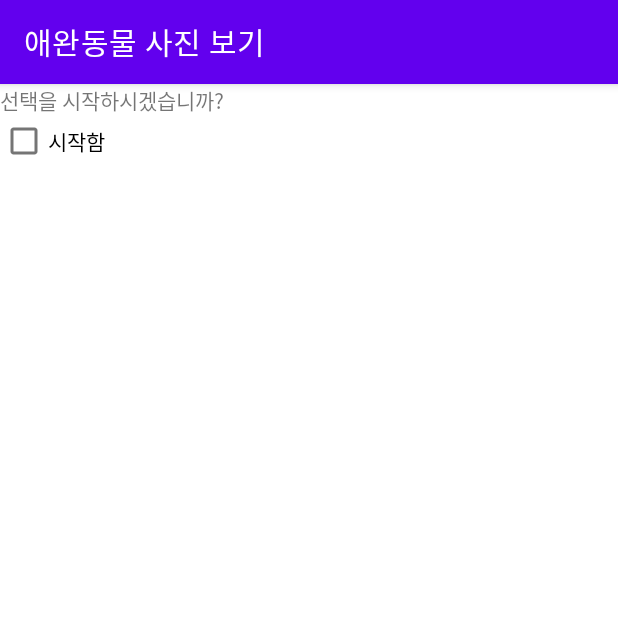
After one commit to m6ydz642/LearnAndroid, an Android app: the AnimalActivity screen opened directly, with no data from a screen before it, on a phone screen of 412 x 824 dp, the top half of it. The commit adds this screen. Run offline under Robolectric (Android 15) with nearby library versions, the phone set to English and light mode, and no system bars.

Commit message:
애완동물 사진보기 뷰 완료

```diff
--- a/app/src/main/AndroidManifest.xml
+++ b/app/src/main/AndroidManifest.xml
@@ -22,6 +22,7 @@
         <activity android:name=".SubActivity" />
         <activity android:name=".CalcActivity" />
         <activity android:name=".CheckBoxActivity" />
+        <activity android:name=".AnimalActivity" />
     </application>
 
 </manifest>
--- /dev/null
+++ b/app/src/main/java/com/example/learnandroid/AnimalActivity.java
@@ -0,0 +1,79 @@
+package com.example.learnandroid;
+
+import android.os.Bundle;
+import android.view.View;
+import android.widget.Button;
+import android.widget.CheckBox;
+import android.widget.CompoundButton;
+import android.widget.ImageView;
+import android.widget.RadioButton;
+import android.widget.RadioGroup;
+import android.widget.TextView;
+import android.widget.Toast;
+
+import androidx.appcompat.app.AppCompatActivity;
+
+public class AnimalActivity extends AppCompatActivity
+{
+    @Override
+    protected void onCreate(Bundle savedInstanceState) {
+        super.onCreate(savedInstanceState);
+        setContentView(R.layout.activity_animal);
+
+        TextView text1, text2;
+        CheckBox chkAgree;
+        RadioGroup rdoGroup;
+        RadioButton rdbDog, rdbCat, rdbRabbit;
+        Button btnOk;
+        ImageView imgPet;
+
+        setTitle("애완동물 사진 보기");
+
+        text1 = (TextView) findViewById(R.id.Text1);
+        chkAgree = (CheckBox)findViewById(R.id.chkAgree) ;
+        text2 = (TextView) findViewById(R.id.Text2);
+
+        rdoGroup = (RadioGroup) findViewById(R.id.rdoGroup1);
+        rdbDog = (RadioButton) findViewById(R.id.rdbDog);
+        rdbCat = (RadioButton) findViewById(R.id.rdbCat);
+        rdbRabbit = (RadioButton) findViewById(R.id.rdbRabbit);
+
+        btnOk = (Button)findViewById(R.id.btnOk);
+        imgPet = (ImageView) findViewById(R.id.imgPet);
+
+        chkAgree.setOnCheckedChangeListener(new CompoundButton.OnCheckedChangeListener() {
+            @Override
+            public void onCheckedChanged(CompoundButton buttonView, boolean isChecked) {
+                if (chkAgree.isChecked()){
+                    text2.setVisibility(View.VISIBLE);
+                    rdoGroup.setVisibility(View.VISIBLE);
+                    btnOk.setVisibility(View.VISIBLE);
+                    imgPet.setVisibility(View.VISIBLE);
+                }else{
+                    text2.setVisibility(View.INVISIBLE);
+                    rdoGroup.setVisibility(View.INVISIBLE);
+                    btnOk.setVisibility(View.INVISIBLE);
+                    imgPet.setVisibility(View.INVISIBLE);
+                }
+            }
+        });
+
+        btnOk.setOnClickListener(new View.OnClickListener(){
+
+            @Override
+            public void onClick(View v) {
+                switch (rdoGroup.getCheckedRadioButtonId()){
+                    case R.id.rdbDog:
+                        imgPet.setImageResource(R.drawable.dog);
+                        break;
+                    case R.id.rdbCat:
+                        imgPet.setImageResource(R.drawable.cat);
+                    case R.id.rdbRabbit:
+                        imgPet.setImageResource(R.drawable.rabbit);
+                    default:
+                        Toast.makeText(getApplicationContext(), "동물을 먼저 선택하세요", Toast.LENGTH_SHORT).show();
+                }
+            }
+        });
+    }
+}
--- a/app/src/main/java/com/example/learnandroid/MainActivity.java
+++ b/app/src/main/java/com/example/learnandroid/MainActivity.java
@@ -19,7 +19,16 @@ public class MainActivity extends AppCompatActivity {
 
         Button subpagebutton = (Button)findViewById(R.id.subactivitybutton);
         Button btnClickCheckboxActivity = (Button)findViewById(R.id.btnCheckBoxActivity);
+        Button btnAnimalActivity = (Button)findViewById(R.id.btnAnimalActivity);
 
+        btnAnimalActivity.setOnClickListener(new View.OnClickListener(){
+
+            @Override
+            public void onClick(View v) {
+                Intent intent = new Intent(getApplicationContext(), AnimalActivity.class);
+                startActivity(intent);
+            }
+        });
         subpagebutton.setOnClickListener(new View.OnClickListener() {
             @Override
             public void onClick(View view) {
--- /dev/null
+++ b/app/src/main/res/layout/activity_animal.xml
@@ -0,0 +1,77 @@
+<?xml version="1.0" encoding="utf-8"?>
+<androidx.constraintlayout.widget.ConstraintLayout
+    xmlns:android="http://schemas.android.com/apk/res/android"
+    xmlns:app="http://schemas.android.com/apk/res-auto"
+    xmlns:tools="http://schemas.android.com/tools"
+    android:layout_width="match_parent"
+    android:layout_height="match_parent">
+
+    <TextView
+        android:id="@+id/Text1"
+        android:layout_width="wrap_content"
+        android:layout_height="wrap_content"
+        android:text="선택을 시작하시겠습니까?" />
+
+    <CheckBox
+        android:id="@+id/chkAgree"
+        android:layout_width="75dp"
+        android:layout_height="34dp"
+        android:text="시작함"
+        app:layout_constraintTop_toBottomOf="@+id/Text1"
+        tools:layout_editor_absoluteX="0dp" />
+
+    <TextView
+        android:id="@+id/Text2"
+        android:layout_width="142dp"
+        android:layout_height="20dp"
+        android:layout_marginTop="7dp"
+        android:text="좋아하는 애완 동물은?"
+        android:visibility="invisible"
+        app:layout_constraintTop_toBottomOf="@+id/chkAgree"
+        tools:layout_editor_absoluteX="0dp" />
+
+    <RadioGroup
+        android:id="@+id/rdoGroup1"
+        android:layout_width="91dp"
+        android:layout_height="68dp"
+        android:layout_marginTop="7dp"
+        android:visibility="invisible"
+        app:layout_constraintTop_toBottomOf="@+id/Text2"
+        tools:layout_editor_absoluteX="0dp">
+
+        <RadioButton
+            android:id="@+id/rdbDog"
+            android:layout_width="match_parent"
+            android:layout_height="22dp"
+            android:text="강아지" />
+
+        <RadioButton
+            android:id="@+id/rdbCat"
+            android:layout_width="match_parent"
+            android:layout_height="22dp"
+            android:text="고양이" />
+
+        <RadioButton
+            android:id="@+id/rdbRabbit"
+            android:layout_width="match_parent"
+            android:layout_height="22dp"
+            android:text="토끼" />
+    </RadioGroup>
+
+    <Button
+        android:id="@+id/btnOk"
+        android:layout_width="93dp"
+        android:layout_height="37dp"
+        android:text="선택완료"
+        android:visibility="invisible"
+        app:layout_constraintTop_toBottomOf="@+id/rdoGroup1"
+        tools:layout_editor_absoluteX="0dp" />
+
+    <ImageView
+        android:id="@+id/imgPet"
+        android:layout_width="270dp"
+        android:layout_height="204dp"
+        android:layout_marginTop="40dp"
+        app:layout_constraintTop_toBottomOf="@+id/btnOk"
+        tools:layout_editor_absoluteX="0dp" />
+</androidx.constraintlayout.widget.ConstraintLayout>
--- a/app/src/main/res/layout/activity_main.xml
+++ b/app/src/main/res/layout/activity_main.xml
@@ -48,4 +48,15 @@
         app:layout_constraintTop_toBottomOf="@+id/calcaivitybutton"
     />
 
+    <Button
+        android:id="@+id/btnAnimalActivity"
+        android:layout_width="179dp"
+        android:layout_height="52dp"
+        android:layout_marginStart="16dp"
+        android:layout_marginTop="8dp"
+        android:text="동물 선택페이지 이동"
+        app:layout_constraintStart_toStartOf="parent"
+        app:layout_constraintTop_toBottomOf="@+id/btnCheckBoxActivity" />
+
+
 </androidx.constraintlayout.widget.ConstraintLayout>
```
Also changed, not shown: app/src/main/res/drawable/cat.png (added), app/src/main/res/drawable/dog.jpeg (added), app/src/main/res/drawable/rabbit.jpeg (added).
